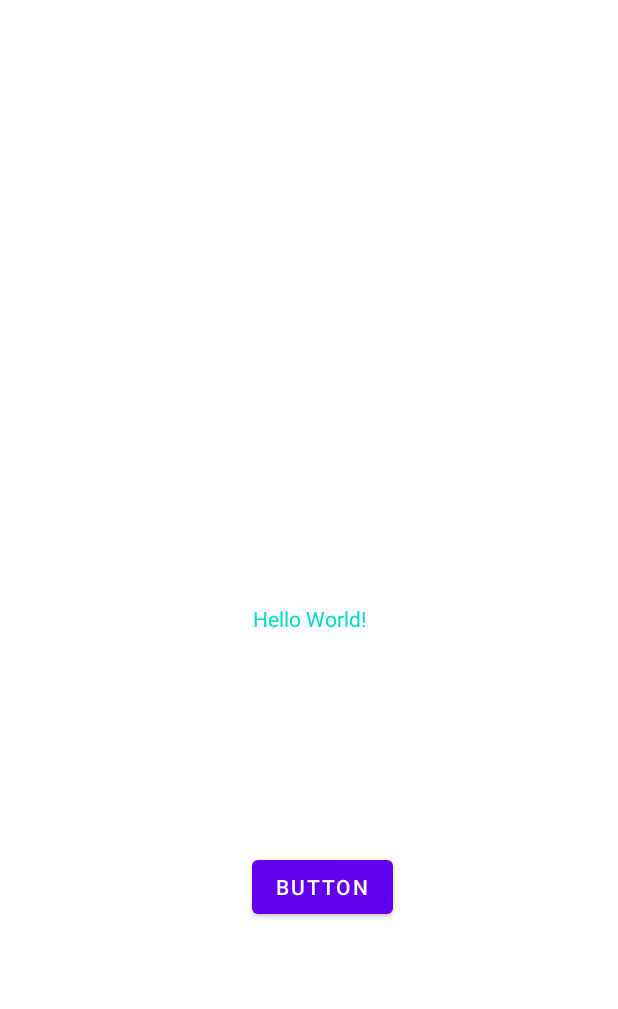
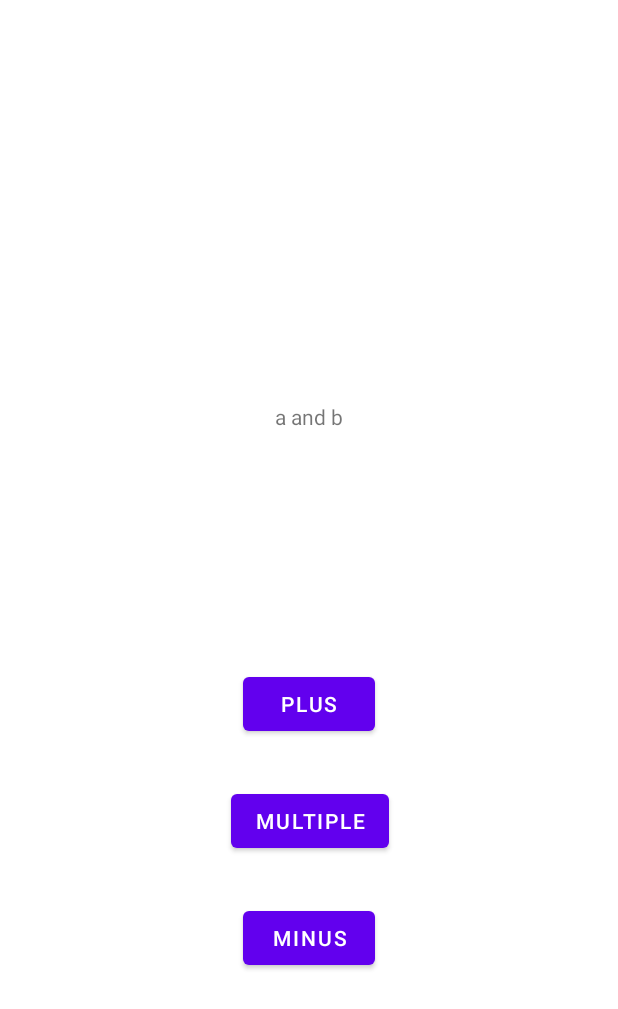
Before and after one commit to LenaMishanina/android-studio-lessons, an Android app: the layout activity_main.xml on its own in the app's theme, with its tools: preview values and no code run, on a phone screen of 412 x 824 dp. Shown: the top 1009 px of the screen. Run offline under Robolectric (Android 15) with nearby library versions, the phone set to English and light mode, and no system bars.

Commit message:
binding simple_calculater

```diff
--- a/MyFirstApplication/app/build.gradle
+++ b/MyFirstApplication/app/build.gradle
@@ -30,6 +30,9 @@ android {
     kotlinOptions {
         jvmTarget = '1.8'
     }
+    buildFeatures {
+        viewBinding true
+    }
 }
 
 dependencies {
--- a/MyFirstApplication/app/src/main/res/layout/activity_main.xml
+++ b/MyFirstApplication/app/src/main/res/layout/activity_main.xml
@@ -7,26 +7,62 @@
     tools:context=".MainActivity">
 
     <TextView
-        android:id="@+id/tvTest"
+        android:id="@+id/tvResult"
         android:layout_width="wrap_content"
         android:layout_height="wrap_content"
-        android:text="Hello World!"
-        android:textColor="@color/teal_200"
+        android:text="Calculate"
+        android:textColor="@color/white"
+        android:textSize="18dp"
+        android:textStyle="bold"
         app:layout_constraintBottom_toBottomOf="parent"
+        app:layout_constraintEnd_toEndOf="parent"
+        app:layout_constraintStart_toStartOf="parent"
+        app:layout_constraintTop_toTopOf="parent"
+        app:layout_constraintVertical_bias="0.466" />
+
+    <Button
+        android:id="@+id/btnPlus"
+        android:layout_width="wrap_content"
+        android:layout_height="wrap_content"
+        android:layout_marginBottom="64dp"
+        android:text="Plus"
+        app:layout_constraintBottom_toBottomOf="parent"
+        app:layout_constraintEnd_toEndOf="@+id/tvResult"
+        app:layout_constraintHorizontal_bias="0.538"
+        app:layout_constraintStart_toStartOf="@+id/tvResult"
+        app:layout_constraintTop_toBottomOf="@id/tvResult"
+        app:layout_constraintVertical_bias="0.153" />
+
+    <Button
+        android:id="@+id/btnMultiple"
+        android:layout_width="wrap_content"
+        android:layout_height="wrap_content"
+        android:layout_marginTop="30dp"
+        android:text="Multiple"
+        app:layout_constraintEnd_toEndOf="@+id/btnPlus"
+        app:layout_constraintHorizontal_bias="0.473"
+        app:layout_constraintStart_toStartOf="@+id/btnPlus"
+        app:layout_constraintTop_toBottomOf="@+id/btnPlus" />
+
+    <Button
+        android:id="@+id/btnMinus"
+        android:layout_width="wrap_content"
+        android:layout_height="wrap_content"
+        android:layout_marginTop="30dp"
+        android:text="Minus"
+        app:layout_constraintEnd_toEndOf="@+id/btnMultiple"
+        app:layout_constraintHorizontal_bias="0.473"
+        app:layout_constraintStart_toStartOf="@+id/btnMultiple"
+        app:layout_constraintTop_toBottomOf="@+id/btnMultiple" />
+
+    <TextView
+        android:id="@+id/tvVar"
+        android:layout_width="wrap_content"
+        android:layout_height="wrap_content"
+        android:layout_marginTop="268dp"
+        android:text="a and b"
         app:layout_constraintEnd_toEndOf="parent"
         app:layout_constraintStart_toStartOf="parent"
         app:layout_constraintTop_toTopOf="parent" />
 
-    <Button
-        android:id="@+id/btnTest"
-        android:layout_width="wrap_content"
-        android:layout_height="wrap_content"
-        android:layout_marginBottom="64dp"
-        android:text="Button"
-        app:layout_constraintBottom_toBottomOf="parent"
-        app:layout_constraintEnd_toEndOf="parent"
-        app:layout_constraintHorizontal_bias="0.529"
-        app:layout_constraintStart_toStartOf="parent"
-        app:layout_constraintTop_toBottomOf="@id/tvTest" />
-
 </androidx.constraintlayout.widget.ConstraintLayout>
```
Also changed, not shown: MyFirstApplication/app/src/main/java/com/example/myfirstapplication/MainActivity.kt (+20 -7 lines), 1 other file.
